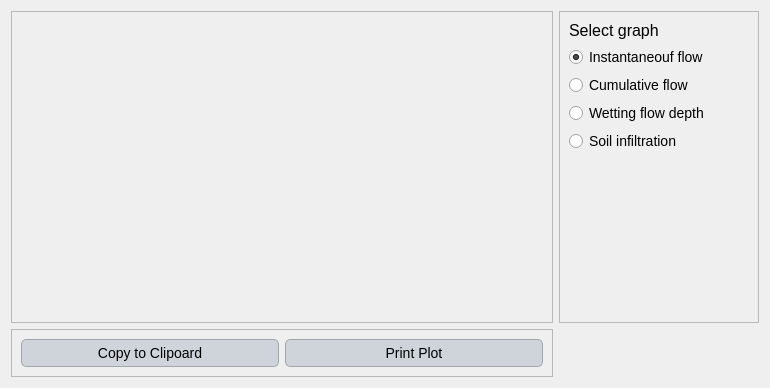
Above: ui/ohy_graphs.ui from Inigobarbe/VFSMOD-GUI before the change. Below: the same form after it.
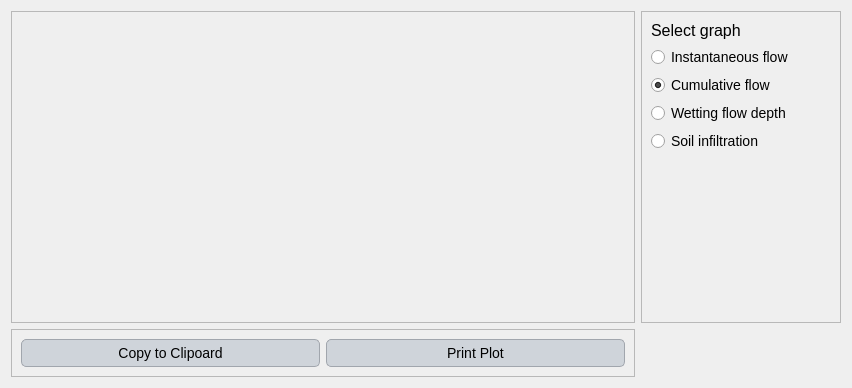
That is the form after the change.

```diff
--- a/ui/ohy_graphs.ui
+++ b/ui/ohy_graphs.ui
@@ -6,7 +6,7 @@
    <rect>
     <x>0</x>
     <y>0</y>
-    <width>770</width>
+    <width>852</width>
     <height>388</height>
    </rect>
   </property>
@@ -190,6 +190,9 @@
         <property name="text">
          <string>Cumulative flow</string>
         </property>
+        <property name="checked">
+         <bool>true</bool>
+        </property>
        </widget>
       </item>
       <item row="0" column="0">
@@ -209,10 +212,10 @@
       <item row="1" column="0">
        <widget class="QRadioButton" name="instantaneous">
         <property name="text">
-         <string>Instantaneouf flow</string>
+         <string>Instantaneous flow</string>
         </property>
         <property name="checked">
-         <bool>true</bool>
+         <bool>false</bool>
         </property>
        </widget>
       </item>
```
